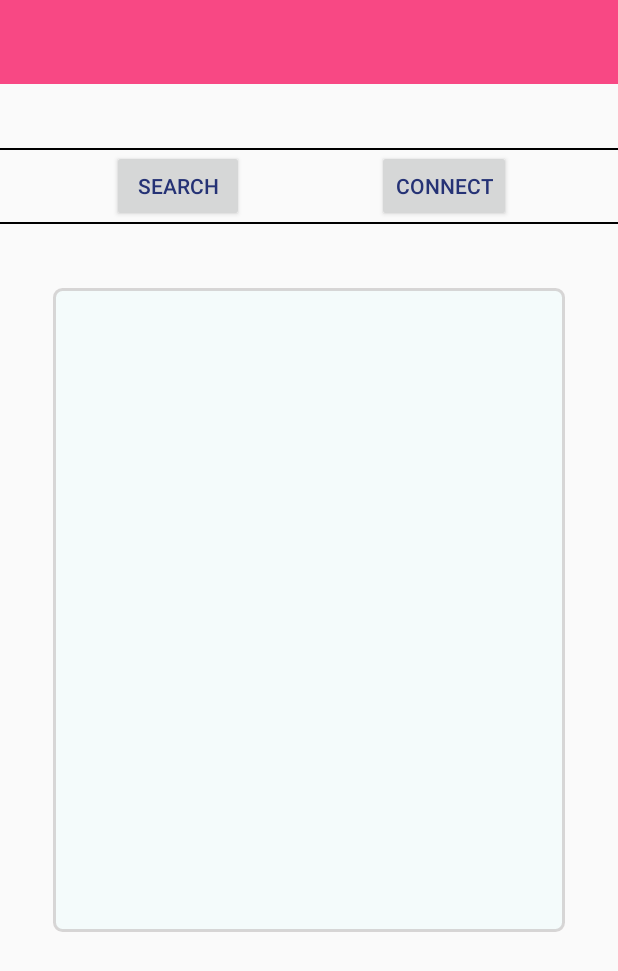
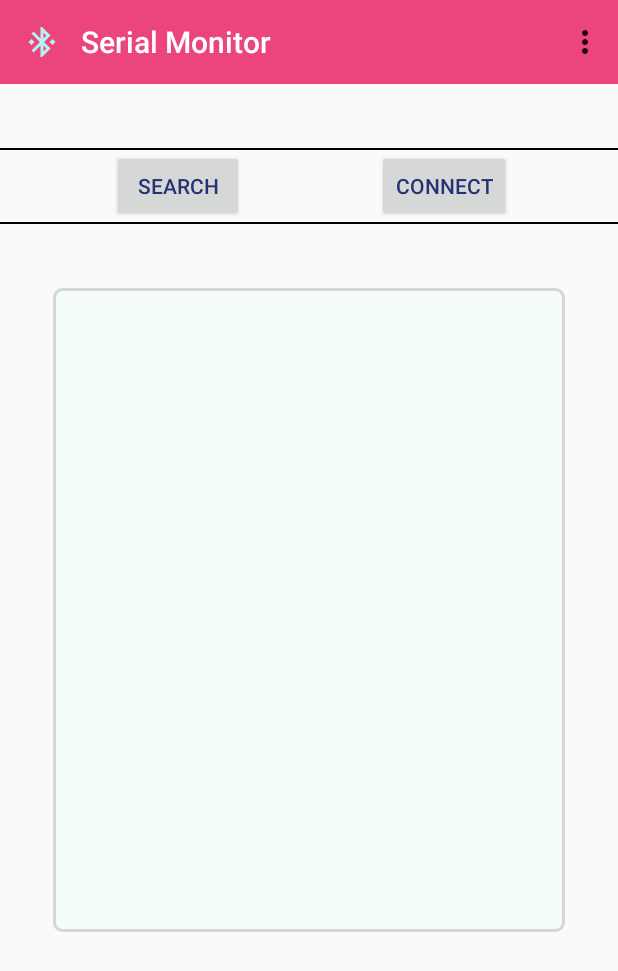
Before and after one commit to aritraMandal02/Arduino-Bluetooth-Connect, an Android app: the screen it shows after launch (MainActivity), on a phone screen of 412 x 824 dp. Shown: the top 971 px of the screen. Run offline under Robolectric (Android 15) with nearby library versions, the phone set to English and light mode, and no system bars.

Commit message:
Customized the toolbar and updated my app name to Serial Monitor.

```diff
--- /dev/null
+++ b/app/src/main/res/drawable/ic_baseline_bluetooth_connected_24.xml
@@ -0,0 +1,5 @@
+<vector android:height="24dp" android:tint="#B5F3F3"
+    android:viewportHeight="24" android:viewportWidth="24"
+    android:width="24dp" xmlns:android="http://schemas.android.com/apk/res/android">
+    <path android:fillColor="@android:color/white" android:pathData="M7,12l-2,-2 -2,2 2,2 2,-2zM17.71,7.71L12,2h-1v7.59L6.41,5 5,6.41 10.59,12 5,17.59 6.41,19 11,14.41L11,22h1l5.71,-5.71 -4.3,-4.29 4.3,-4.29zM13,5.83l1.88,1.88L13,9.59L13,5.83zM14.88,16.29L13,18.17v-3.76l1.88,1.88zM19,10l-2,2 2,2 2,-2 -2,-2z"/>
+</vector>
--- a/app/src/main/res/layout/activity_main.xml
+++ b/app/src/main/res/layout/activity_main.xml
@@ -93,12 +93,15 @@
         android:id="@+id/toolbar"
         android:layout_width="0dp"
         android:layout_height="wrap_content"
-        android:background="#F84884"
+        android:background="#EC457E"
         android:minHeight="?attr/actionBarSize"
         android:theme="?attr/actionBarTheme"
+        app:title="@string/app_name"
+        app:logo="@drawable/ic_baseline_bluetooth_connected_24"
+        app:titleTextColor="@color/white"
+        app:titleMarginStart="30dp"
         app:layout_constraintEnd_toEndOf="parent"
         app:layout_constraintStart_toStartOf="parent"
         app:layout_constraintTop_toTopOf="parent" />
 
-
 </androidx.constraintlayout.widget.ConstraintLayout>
--- /dev/null
+++ b/app/src/main/res/menu/menu.xml
@@ -0,0 +1,12 @@
+<?xml version="1.0" encoding="utf-8"?>
+<menu xmlns:android="http://schemas.android.com/apk/res/android">
+    <item
+        android:title="Share"
+        android:id="@+id/share"/>
+    <item
+        android:title="About"
+        android:id="@+id/about"/>
+    <item
+        android:title="Exit"
+        android:id="@+id/exit"/>
+</menu>
--- a/app/src/main/res/values-night/themes.xml
+++ b/app/src/main/res/values-night/themes.xml
@@ -8,7 +8,7 @@
         <!-- Secondary brand color. -->
         <item name="colorSecondary">@color/teal_200</item>
         <item name="colorSecondaryVariant">@color/teal_200</item>
-        <item name="colorOnSecondary">@color/black</item>
+        <item name="colorOnSecondary">@color/white</item>
         <!-- Status bar color. -->
         <item name="android:statusBarColor" tools:targetApi="l">?attr/colorPrimaryVariant</item>
         <!-- Customize your theme here. -->
--- a/app/src/main/res/values/strings.xml
+++ b/app/src/main/res/values/strings.xml
@@ -1,3 +1,6 @@
 <resources>
-    <string name="app_name">Arduino Bluetooth Connect</string>
+    <string name="app_name">Serial Monitor</string>
+    <string name="downloadLink">
+        <a href="https://drive.google.com/drive/folders/1Z9pjYvobdKyZ7XfRiradbeY7EHCPlhca">Download the Serial Monitor App</a>
+    </string>
 </resources>
--- a/app/src/main/res/values/themes.xml
+++ b/app/src/main/res/values/themes.xml
@@ -4,11 +4,11 @@
         <!-- Primary brand color. -->
         <item name="colorPrimary">#8A0E38</item>
         <item name="colorPrimaryVariant">#8A0E38</item>
-        <item name="colorOnPrimary">@color/white</item>
+        <item name="colorOnPrimary">@color/black</item>
         <!-- Secondary brand color. -->
         <item name="colorSecondary">@color/teal_200</item>
         <item name="colorSecondaryVariant">@color/teal_700</item>
-        <item name="colorOnSecondary">@color/black</item>
+        <item name="colorOnSecondary">@color/white</item>
         <!-- Status bar color. -->
         <item name="android:statusBarColor" tools:targetApi="l">?attr/colorPrimaryVariant</item>
         <!-- Customize your theme here. -->
```
Also changed, not shown: app/src/main/java/com/example/arduinobluetoothconnect/MainActivity.java (+21 -1 lines).
